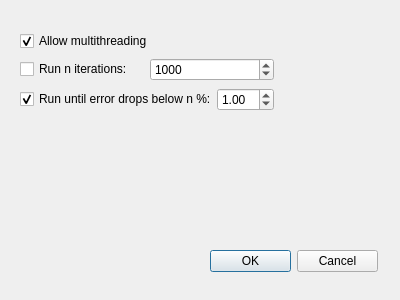
Above: settingswindow.ui from Inexorably/gwentCalc before the change. Below: the same form after it.
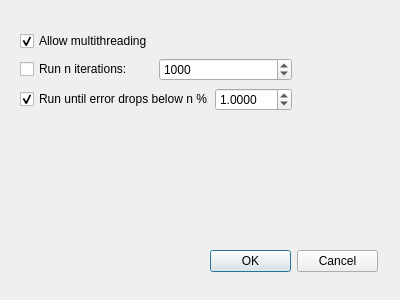
That is the form after the change.

Diff of the .ui file:
```diff
--- a/settingswindow.ui
+++ b/settingswindow.ui
@@ -24,7 +24,7 @@
     <rect>
      <x>20</x>
      <y>30</y>
-     <width>254</width>
+     <width>272</width>
      <height>83</height>
     </rect>
    </property>
@@ -83,6 +83,15 @@
       </item>
       <item>
        <widget class="QDoubleSpinBox" name="percentSpinBox">
+        <property name="decimals">
+         <number>4</number>
+        </property>
+        <property name="maximum">
+         <double>100.000000000000000</double>
+        </property>
+        <property name="singleStep">
+         <double>0.010000000000000</double>
+        </property>
         <property name="value">
          <double>1.000000000000000</double>
         </property>
```
